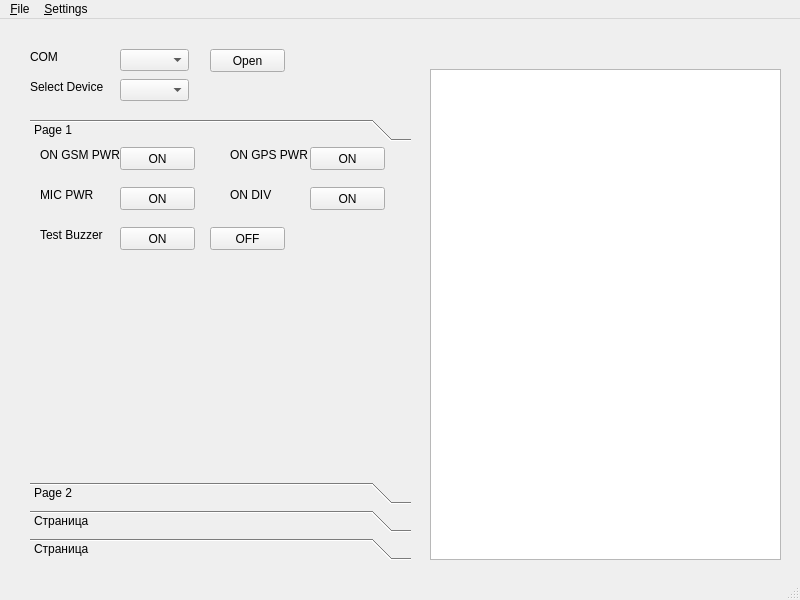
First picture: the form in mainwindow.ui, repository Neitron-byte/Repair, before the edit.
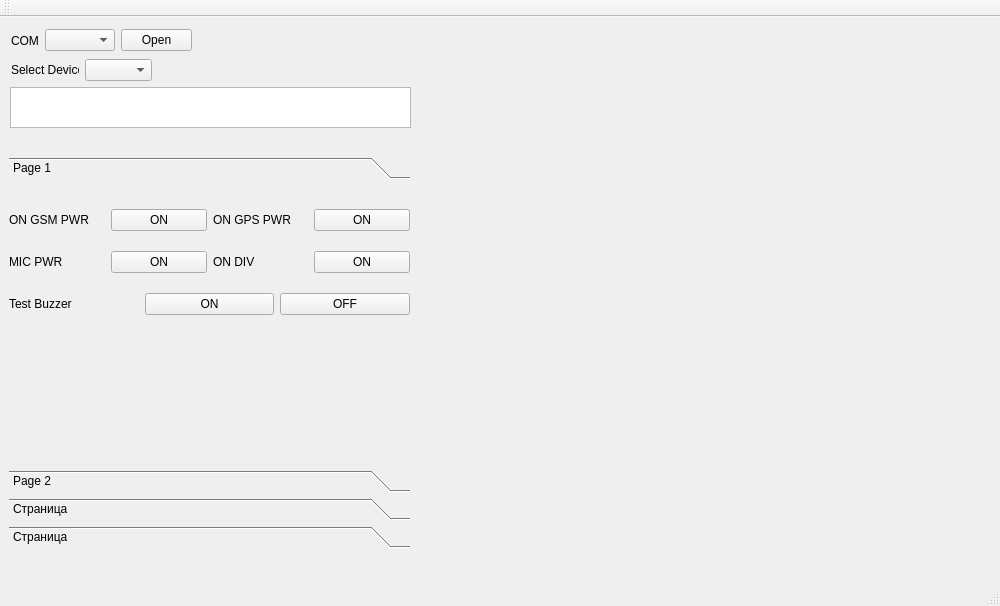
Second picture: the form after the edit. The open tabs and pages were chosen to show the change.

```diff
--- a/mainwindow.ui
+++ b/mainwindow.ui
@@ -6,46 +6,47 @@
    <rect>
     <x>0</x>
     <y>0</y>
-    <width>800</width>
-    <height>600</height>
+    <width>1000</width>
+    <height>606</height>
    </rect>
   </property>
+  <property name="sizePolicy">
+   <sizepolicy hsizetype="Expanding" vsizetype="Expanding">
+    <horstretch>0</horstretch>
+    <verstretch>0</verstretch>
+   </sizepolicy>
+  </property>
   <property name="windowTitle">
    <string>MainWindow</string>
   </property>
   <widget class="QWidget" name="centralwidget">
-   <widget class="QComboBox" name="comboBox_dev">
-    <property name="geometry">
-     <rect>
-      <x>120</x>
-      <y>60</y>
-      <width>69</width>
-      <height>22</height>
-     </rect>
-    </property>
-   </widget>
-   <widget class="QLabel" name="label_4">
-    <property name="geometry">
-     <rect>
-      <x>30</x>
-      <y>60</y>
-      <width>81</width>
-      <height>16</height>
-     </rect>
-    </property>
-    <property name="text">
-     <string>Select Device</string>
-    </property>
-   </widget>
+   <property name="sizePolicy">
+    <sizepolicy hsizetype="Expanding" vsizetype="Expanding">
+     <horstretch>0</horstretch>
+     <verstretch>0</verstretch>
+    </sizepolicy>
+   </property>
    <widget class="QToolBox" name="toolBox_Device">
     <property name="geometry">
      <rect>
-      <x>30</x>
-      <y>100</y>
-      <width>381</width>
-      <height>441</height>
+      <x>9</x>
+      <y>140</y>
+      <width>401</width>
+      <height>391</height>
      </rect>
     </property>
+    <property name="sizePolicy">
+     <sizepolicy hsizetype="Preferred" vsizetype="Expanding">
+      <horstretch>0</horstretch>
+      <verstretch>0</verstretch>
+     </sizepolicy>
+    </property>
+    <property name="minimumSize">
+     <size>
+      <width>400</width>
+      <height>0</height>
+     </size>
+    </property>
     <property name="currentIndex">
      <number>3</number>
     </property>
@@ -54,155 +55,119 @@
       <rect>
        <x>0</x>
        <y>0</y>
-       <width>381</width>
-       <height>333</height>
+       <width>401</width>
+       <height>283</height>
       </rect>
      </property>
+     <property name="sizePolicy">
+      <sizepolicy hsizetype="Preferred" vsizetype="Expanding">
+       <horstretch>0</horstretch>
+       <verstretch>0</verstretch>
+      </sizepolicy>
+     </property>
      <attribute name="label">
       <string>Page 1</string>
      </attribute>
-     <widget class="QPushButton" name="pushButton_GSM_ON">
+     <widget class="QWidget" name="">
       <property name="geometry">
        <rect>
-        <x>90</x>
-        <y>0</y>
-        <width>75</width>
-        <height>23</height>
+        <x>0</x>
+        <y>10</y>
+        <width>401</width>
+        <height>137</height>
        </rect>
       </property>
-      <property name="text">
-       <string>ON</string>
-      </property>
-     </widget>
-     <widget class="QPushButton" name="pushButton_BZ_OFF">
-      <property name="geometry">
-       <rect>
-        <x>180</x>
-        <y>80</y>
-        <width>75</width>
-        <height>23</height>
-       </rect>
-      </property>
-      <property name="text">
-       <string>OFF</string>
-      </property>
-     </widget>
-     <widget class="QLabel" name="label">
-      <property name="geometry">
-       <rect>
-        <x>10</x>
-        <y>80</y>
-        <width>81</width>
-        <height>16</height>
-       </rect>
-      </property>
-      <property name="text">
-       <string>Test Buzzer</string>
-      </property>
-     </widget>
-     <widget class="QPushButton" name="pushButton_BZ_ON">
-      <property name="geometry">
-       <rect>
-        <x>90</x>
-        <y>80</y>
-        <width>75</width>
-        <height>23</height>
-       </rect>
-      </property>
-      <property name="text">
-       <string>ON</string>
-      </property>
-     </widget>
-     <widget class="QLabel" name="label_2">
-      <property name="geometry">
-       <rect>
-        <x>10</x>
-        <y>0</y>
-        <width>81</width>
-        <height>16</height>
-       </rect>
-      </property>
-      <property name="text">
-       <string>ON GSM PWR</string>
-      </property>
-     </widget>
-     <widget class="QPushButton" name="pushButton_GPS_ON">
-      <property name="geometry">
-       <rect>
-        <x>280</x>
-        <y>0</y>
-        <width>75</width>
-        <height>23</height>
-       </rect>
-      </property>
-      <property name="text">
-       <string>ON</string>
-      </property>
-     </widget>
-     <widget class="QLabel" name="label_3">
-      <property name="geometry">
-       <rect>
-        <x>200</x>
-        <y>0</y>
-        <width>81</width>
-        <height>16</height>
-       </rect>
-      </property>
-      <property name="text">
-       <string>ON GPS PWR</string>
-      </property>
-     </widget>
-     <widget class="QPushButton" name="pushButton_MIC_PWR">
-      <property name="geometry">
-       <rect>
-        <x>90</x>
-        <y>40</y>
-        <width>75</width>
-        <height>23</height>
-       </rect>
-      </property>
-      <property name="text">
-       <string>ON</string>
-      </property>
-     </widget>
-     <widget class="QLabel" name="label_5">
-      <property name="geometry">
-       <rect>
-        <x>10</x>
-        <y>40</y>
-        <width>81</width>
-        <height>16</height>
-       </rect>
-      </property>
-      <property name="text">
-       <string>MIC PWR</string>
-      </property>
-     </widget>
-     <widget class="QPushButton" name="pushButton_ON_DIV">
-      <property name="geometry">
-       <rect>
-        <x>280</x>
-        <y>40</y>
-        <width>75</width>
-        <height>23</height>
-       </rect>
-      </property>
-      <property name="text">
-       <string>ON</string>
-      </property>
-     </widget>
-     <widget class="QLabel" name="label_6">
-      <property name="geometry">
-       <rect>
-        <x>200</x>
-        <y>40</y>
-        <width>81</width>
-        <height>16</height>
-       </rect>
-      </property>
-      <property name="text">
-       <string>ON DIV</string>
-      </property>
+      <layout class="QVBoxLayout" name="verticalLayout_2">
+       <item>
+        <layout class="QHBoxLayout" name="horizontalLayout_3">
+         <item>
+          <widget class="QLabel" name="label_2">
+           <property name="text">
+            <string>ON GSM PWR</string>
+           </property>
+          </widget>
+         </item>
+         <item>
+          <widget class="QPushButton" name="pushButton_GSM_ON">
+           <property name="text">
+            <string>ON</string>
+           </property>
+          </widget>
+         </item>
+         <item>
+          <widget class="QLabel" name="label_3">
+           <property name="text">
+            <string>ON GPS PWR</string>
+           </property>
+          </widget>
+         </item>
+         <item>
+          <widget class="QPushButton" name="pushButton_GPS_ON">
+           <property name="text">
+            <string>ON</string>
+           </property>
+          </widget>
+         </item>
+        </layout>
+       </item>
+       <item>
+        <layout class="QHBoxLayout" name="horizontalLayout_4">
+         <item>
+          <widget class="QLabel" name="label_5">
+           <property name="text">
+            <string>MIC PWR</string>
+           </property>
+          </widget>
+         </item>
+         <item>
+          <widget class="QPushButton" name="pushButton_MIC_PWR">
+           <property name="text">
+            <string>ON</string>
+           </property>
+          </widget>
+         </item>
+         <item>
+          <widget class="QLabel" name="label_6">
+           <property name="text">
+            <string>ON DIV</string>
+           </property>
+          </widget>
+         </item>
+         <item>
+          <widget class="QPushButton" name="pushButton_ON_DIV">
+           <property name="text">
+            <string>ON</string>
+           </property>
+          </widget>
+         </item>
+        </layout>
+       </item>
+       <item>
+        <layout class="QHBoxLayout" name="horizontalLayout_5">
+         <item>
+          <widget class="QLabel" name="label">
+           <property name="text">
+            <string>Test Buzzer</string>
+           </property>
+          </widget>
+         </item>
+         <item>
+          <widget class="QPushButton" name="pushButton_BZ_ON">
+           <property name="text">
+            <string>ON</string>
+           </property>
+          </widget>
+         </item>
+         <item>
+          <widget class="QPushButton" name="pushButton_BZ_OFF">
+           <property name="text">
+            <string>OFF</string>
+           </property>
+          </widget>
+         </item>
+        </layout>
+       </item>
+      </layout>
      </widget>
     </widget>
     <widget class="QWidget" name="page_e18">
@@ -229,54 +194,96 @@
      </attribute>
     </widget>
    </widget>
-   <widget class="QPlainTextEdit" name="plainTextEdit">
+   <widget class="QWidget" name="verticalLayoutWidget">
     <property name="geometry">
      <rect>
-      <x>430</x>
-      <y>50</y>
-      <width>351</width>
-      <height>491</height>
+      <x>460</x>
+      <y>20</y>
+      <width>381</width>
+      <height>521</height>
      </rect>
     </property>
+    <layout class="QVBoxLayout" name="verticalLayout"/>
    </widget>
-   <widget class="QLabel" name="label_7">
+   <widget class="QPlainTextEdit" name="plainTextEdit_Comm">
     <property name="geometry">
      <rect>
-      <x>30</x>
-      <y>30</y>
-      <width>81</width>
-      <height>16</height>
+      <x>10</x>
+      <y>70</y>
+      <width>401</width>
+      <height>41</height>
      </rect>
     </property>
-    <property name="text">
-     <string>COM</string>
+    <property name="plainText">
+     <string/>
     </property>
    </widget>
-   <widget class="QPushButton" name="pushButton_Open_COM">
+   <widget class="QWidget" name="">
     <property name="geometry">
      <rect>
-      <x>210</x>
-      <y>30</y>
-      <width>75</width>
-      <height>23</height>
-     </rect>
-    </property>
-    <property name="text">
-     <string>Open</string>
-    </property>
-   </widget>
-   <widget class="QComboBox" name="comboBox">
-    <property name="enabled">
-     <bool>true</bool>
-    </property>
-    <property name="geometry">
-     <rect>
-      <x>120</x>
-      <y>30</y>
-      <width>69</width>
+      <x>11</x>
+      <y>42</y>
+      <width>141</width>
       <height>22</height>
      </rect>
     </property>
+    <property name="sizePolicy">
+     <sizepolicy hsizetype="Preferred" vsizetype="Expanding">
+      <horstretch>0</horstretch>
+      <verstretch>0</verstretch>
+     </sizepolicy>
+    </property>
+    <layout class="QHBoxLayout" name="horizontalLayout_2">
+     <item>
+      <widget class="QLabel" name="label_4">
+       <property name="text">
+        <string>Select Device</string>
+       </property>
+      </widget>
+     </item>
+     <item>
+      <widget class="QComboBox" name="comboBox_dev"/>
+     </item>
+    </layout>
+   </widget>
+   <widget class="QWidget" name="">
+    <property name="geometry">
+     <rect>
+      <x>11</x>
+      <y>11</y>
+      <width>181</width>
+      <height>25</height>
+     </rect>
+    </property>
+    <property name="sizePolicy">
+     <sizepolicy hsizetype="Preferred" vsizetype="Expanding">
+      <horstretch>0</horstretch>
+      <verstretch>0</verstretch>
+     </sizepolicy>
+    </property>
+    <layout class="QHBoxLayout" name="horizontalLayout">
+     <item>
+      <widget class="QLabel" name="label_7">
+       <property name="text">
+        <string>COM</string>
+       </property>
+      </widget>
+     </item>
+     <item>
+      <widget class="QComboBox" name="comboBox">
+       <property name="enabled">
+        <bool>true</bool>
+       </property>
+      </widget>
+     </item>
+     <item>
+      <widget class="QPushButton" name="pushButton_Open_COM">
+       <property name="text">
+        <string>Open</string>
+       </property>
+      </widget>
+     </item>
+    </layout>
    </widget>
   </widget>
   <widget class="QMenuBar" name="menubar">
@@ -284,28 +291,23 @@
     <rect>
      <x>0</x>
      <y>0</y>
-     <width>800</width>
+     <width>1000</width>
      <height>21</height>
     </rect>
    </property>
-   <widget class="QMenu" name="menu_File">
-    <property name="title">
-     <string>&amp;File</string>
-    </property>
-    <addaction name="action_New"/>
-    <addaction name="action_Open"/>
-    <addaction name="action_Close"/>
-   </widget>
-   <widget class="QMenu" name="menu_Settings">
-    <property name="title">
-     <string>&amp;Settings</string>
-    </property>
-    <addaction name="actionConnect"/>
-   </widget>
-   <addaction name="menu_File"/>
-   <addaction name="menu_Settings"/>
   </widget>
   <widget class="QStatusBar" name="statusbar"/>
+  <widget class="QToolBar" name="toolBar">
+   <property name="windowTitle">
+    <string>toolBar</string>
+   </property>
+   <attribute name="toolBarArea">
+    <enum>TopToolBarArea</enum>
+   </attribute>
+   <attribute name="toolBarBreak">
+    <bool>false</bool>
+   </attribute>
+  </widget>
   <action name="action_New">
    <property name="text">
     <string>&amp;New</string>
```
Left out of the diff: 84 changed lines with no effect on the pictures.
